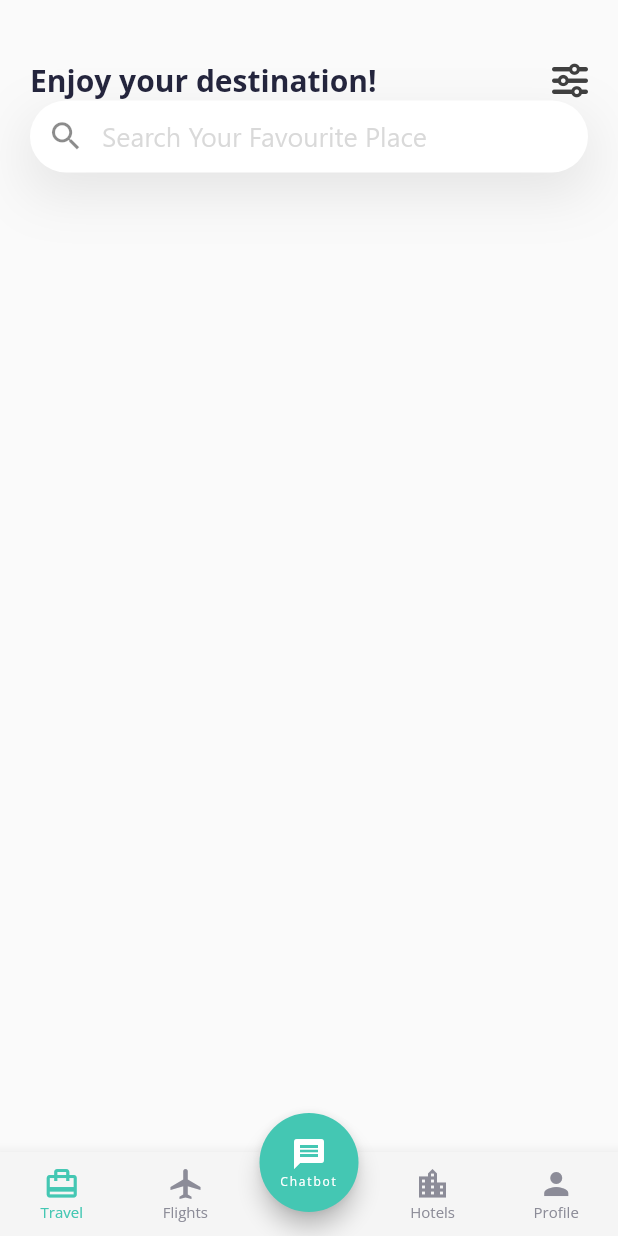
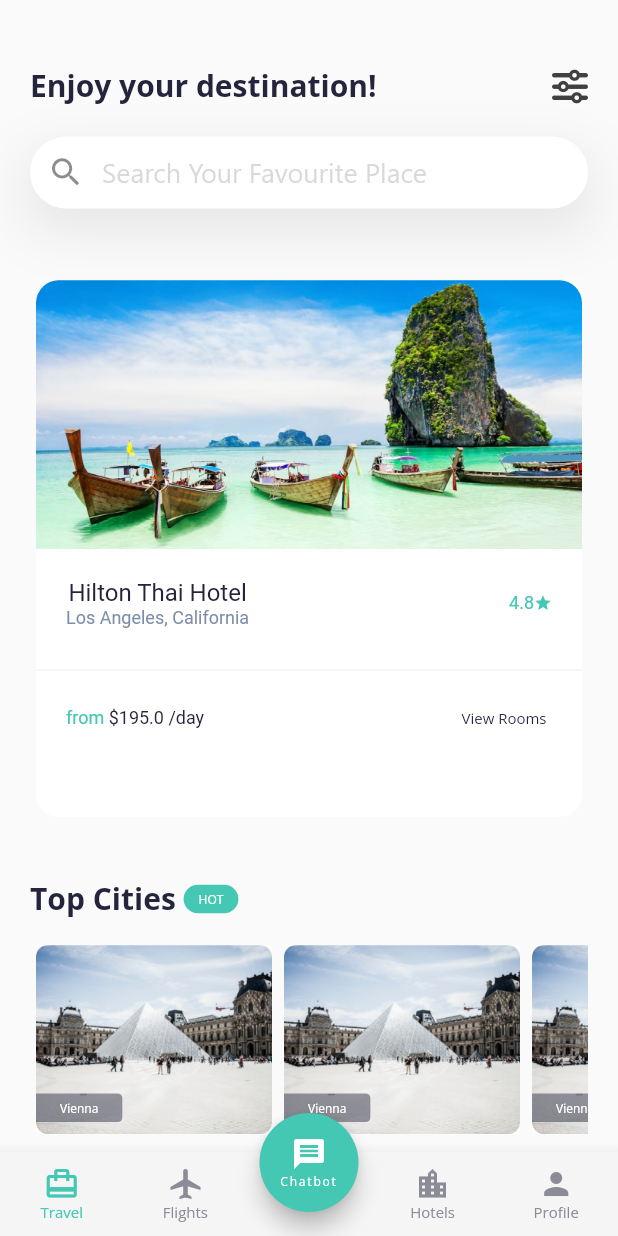
Before and after one commit to yazeedsn/travel_app_ui, a Flutter app: the screen it shows after launch, on a phone screen of 412 x 824 dp. Run offline on Flutter 3.47's test engine with Material 2 defaults, Android fonts, the phone set to English and light mode, and no system bars; our stand-ins replace font_awesome_flutter.

Commit message:
flight page added.

```diff
--- /dev/null
+++ b/lib/components/city_card.dart
@@ -0,0 +1,49 @@
+import 'package:flutter/material.dart';
+
+class CityCard extends StatelessWidget {
+  const CityCard({Key? key, required this.name}) : super(key: key);
+
+  final String name;
+
+  @override
+  Widget build(BuildContext context) {
+    return Card(
+      elevation: 0,
+      shape: RoundedRectangleBorder(borderRadius: BorderRadius.circular(3)),
+      child: Stack(
+        fit: StackFit.passthrough,
+        children: [
+          ClipRRect(
+            borderRadius: BorderRadius.circular(3),
+            clipBehavior: Clip.antiAlias,
+            child: FittedBox(
+              fit: BoxFit.cover,
+              child: Image.asset('assets/images/vinne.png'),
+            ),
+          ),
+          Align(
+            alignment: Alignment.bottomLeft,
+            child: Container(
+              margin: const EdgeInsets.only(bottom: 8),
+              padding: const EdgeInsets.symmetric(vertical: 4, horizontal: 16),
+              decoration: BoxDecoration(
+                color: const Color(0xFF24253D).withOpacity(0.46),
+                borderRadius: const BorderRadius.only(
+                    bottomRight: Radius.circular(3),
+                    topRight: Radius.circular(3)),
+              ),
+              child: Text(
+                name,
+                style: const TextStyle(
+                    color: Colors.white,
+                    fontSize: 8,
+                    fontFamily: 'OpenSans',
+                    fontWeight: FontWeight.w500),
+              ),
+            ),
+          )
+        ],
+      ),
+    );
+  }
+}
--- /dev/null
+++ b/lib/components/horizontal_list.dart
@@ -0,0 +1,37 @@
+import 'package:flutter/material.dart';
+import 'city_card.dart';
+
+class HorizontalList extends StatelessWidget {
+  const HorizontalList({Key? key, this.padding, required this.title, this.card})
+      : super(key: key);
+
+  final Widget title;
+  final Widget? card;
+  final EdgeInsetsGeometry? padding;
+
+  @override
+  Widget build(BuildContext context) {
+    return Padding(
+      padding: padding ?? EdgeInsets.zero,
+      child: Column(
+        crossAxisAlignment: CrossAxisAlignment.start,
+        mainAxisAlignment: MainAxisAlignment.spaceBetween,
+        children: [
+          Expanded(flex: 2, child: title),
+          Expanded(
+            flex: 5,
+            child: SizedBox(
+              height: 80,
+              child: ListView.builder(
+                itemCount: 4,
+                scrollDirection: Axis.horizontal,
+                itemBuilder: (context, index) =>
+                    card ?? const CityCard(name: 'Vienna'),
+              ),
+            ),
+          )
+        ],
+      ),
+    );
+  }
+}
--- /dev/null
+++ b/lib/components/hotel_card.dart
@@ -0,0 +1,107 @@
+import 'package:flutter/material.dart';
+import 'package:travel_app/consts.dart';
+
+class HotelCard extends StatelessWidget {
+  const HotelCard({
+    Key? key,
+    required this.name,
+    required this.location,
+    required this.dailyPrice,
+    required this.rating,
+  }) : super(key: key);
+
+  final String name;
+  final String location;
+  final double dailyPrice;
+  final double rating;
+
+  @override
+  Widget build(BuildContext context) {
+    return Card(
+      elevation: 0,
+      clipBehavior: Clip.antiAlias,
+      shape: RoundedRectangleBorder(borderRadius: BorderRadius.circular(15)),
+      child: Column(
+        crossAxisAlignment: CrossAxisAlignment.stretch,
+        children: [
+          Expanded(
+            flex: 1,
+            child: Image.asset(
+              'assets/images/welcome.png',
+              fit: BoxFit.cover,
+            ),
+          ),
+          Expanded(
+            flex: 1,
+            child: Column(
+              children: [
+                Padding(
+                  padding: const EdgeInsets.all(20),
+                  child: Row(
+                    mainAxisSize: MainAxisSize.max,
+                    mainAxisAlignment: MainAxisAlignment.spaceBetween,
+                    children: [
+                      Column(
+                        children: [
+                          Text(
+                            name,
+                            style: TextStyle(
+                              color: textColor,
+                              fontSize: 16,
+                              fontWeight: FontWeight.w500,
+                            ),
+                          ),
+                          Text(
+                            location,
+                            style: const TextStyle(
+                                color: Color(0xFF7E8EAA),
+                                fontSize: 12,
+                                fontWeight: FontWeight.normal),
+                          ),
+                        ],
+                      ),
+                      Row(
+                        children: [
+                          Text('$rating',
+                              style: TextStyle(
+                                  color: secondaryColor,
+                                  fontSize: 12,
+                                  fontWeight: FontWeight.normal)),
+                          Icon(Icons.star, color: secondaryColor, size: 12),
+                        ],
+                      )
+                    ],
+                  ),
+                ),
+                const Divider(thickness: 1, color: Color(0xFFF1F4F6)),
+                Padding(
+                  padding: const EdgeInsets.symmetric(horizontal: 20.0),
+                  child: Row(
+                    mainAxisSize: MainAxisSize.max,
+                    mainAxisAlignment: MainAxisAlignment.spaceBetween,
+                    children: [
+                      RichText(
+                        text: TextSpan(style: hotelCardSubTextStyle, children: [
+                          const TextSpan(text: "from "),
+                          TextSpan(
+                              text: "\$$dailyPrice /day",
+                              style: hotelCardSubTextStyle.copyWith(
+                                  color: textColor))
+                        ]),
+                      ),
+                      TextButton(
+                          onPressed: () {},
+                          child: const Text('View Rooms',
+                              style: TextStyle(
+                                  fontSize: 10, fontWeight: FontWeight.w500)))
+                    ],
+                  ),
+                )
+              ],
+            ),
+          ),
+        ],
+      ),
+    );
+  }
+}
--- /dev/null
+++ b/lib/components/top_bar.dart
@@ -0,0 +1,56 @@
+import 'package:flutter/material.dart';
+import 'package:font_awesome_flutter/font_awesome_flutter.dart';
+import 'dart:math' as math;
+import 'package:travel_app/consts.dart';
+
+class TopBar extends StatelessWidget {
+  const TopBar({Key? key, required this.title, this.searchText})
+      : super(key: key);
+
+  final String title;
+  final String? searchText;
+
+  @override
+  Widget build(BuildContext context) {
+    return Column(
+      mainAxisAlignment: MainAxisAlignment.center,
+      children: [
+        Row(
+          mainAxisSize: MainAxisSize.max,
+          mainAxisAlignment: MainAxisAlignment.spaceBetween,
+          children: [
+            Text(title, style: headerStyle),
+            Transform(
+                alignment: Alignment.center,
+                transform: Matrix4.rotationY(math.pi),
+                child: const Icon(
+                  FontAwesomeIcons.sliders,
+                  color: Color(0xFF404040),
+                )),
+          ],
+        ),
+        const SizedBox(height: 20),
+        Container(
+          decoration: BoxDecoration(boxShadow: [
+            BoxShadow(
+              offset: const Offset(0, 13),
+              color: Colors.black.withOpacity(0.09),
+              blurRadius: 31,
+            ),
+          ]),
+          child: TextField(
+            decoration: InputDecoration(
+                fillColor: Colors.white,
+                contentPadding: const EdgeInsets.symmetric(horizontal: 12),
+                prefixIcon: const Icon(Icons.search, size: 25),
+                border: OutlineInputBorder(
+                    borderSide: BorderSide.none,
+                    borderRadius: BorderRadius.circular(26)),
+                hintText: searchText,
+                hintStyle: searchBarHintTextStyle),
+          ),
+        ),
+      ],
+    );
+  }
+}
--- a/lib/consts.dart
+++ b/lib/consts.dart
@@ -54,3 +54,6 @@ TextStyle searchBarHintTextStyle = TextStyle(
   fontFamily: 'SegoeUI',
   fontWeight: FontWeight.normal,
 );
+
+TextStyle hotelCardSubTextStyle = TextStyle(
+    color: secondaryColor, fontSize: 12, fontWeight: FontWeight.normal);
--- a/lib/main.dart
+++ b/lib/main.dart
@@ -1,6 +1,5 @@
 import 'package:flutter/material.dart';
-import 'package:travel_app/consts.dart';
-import 'package:travel_app/screens/travel_screen.dart';
+import 'package:travel_app/screens/main_screen.dart';
 import 'package:travel_app/screens/welcome_screen.dart';
 import 'package:travel_app/screens/signin_screen.dart';
 import 'package:travel_app/screens/signup_screen.dart';
@@ -24,13 +23,13 @@ class MyApp extends StatelessWidget {
           inputDecorationTheme: inputDecorationTheme,
           textButtonTheme: textButtonThemeData,
           bottomNavigationBarTheme: bottomNavigationBarTheme),
-      initialRoute: '/signin/travel',
+      initialRoute: '/signin/main',
       routes: {
         '/': (context) => const WelcomeScreen(),
         '/signin': (context) => const SignInScreen(),
         '/signup': (context) => const SignUpScreen(),
         '/reset': (context) => const ResetPasswordScreen(),
-        '/signin/travel': (context) => const TravelScreen(),
+        '/signin/main': (context) => const MainScreen(),
       },
     );
   }
--- /dev/null
+++ b/lib/pages/flights_page.dart
@@ -0,0 +1,85 @@
+import 'package:flutter/material.dart';
+import 'package:travel_app/components/horizontal_list.dart';
+import 'package:travel_app/components/hotel_card.dart';
+import 'package:travel_app/components/top_bar.dart';
+import 'package:travel_app/consts.dart';
+
+class FlightsPage extends StatelessWidget {
+  const FlightsPage({Key? key}) : super(key: key);
+
+  @override
+  Widget build(BuildContext context) {
+    return Column(children: [
+      const Expanded(
+        flex: 2,
+        child: Padding(
+          padding: EdgeInsets.symmetric(horizontal: 20),
+          child: TopBar(
+            title: 'Flights',
+            searchText: 'Search Your Favourite Place',
+          ),
+        ),
+      ),
+      Expanded(
+        flex: 3,
+        child: HorizontalList(
+            padding: const EdgeInsets.only(left: 20, top: 16),
+            title: Text(
+              'Popular Destinations',
+              style: headerStyle,
+            )),
+      ),
+      Expanded(
+          flex: 3,
+          child: Padding(
+            padding: const EdgeInsets.only(left: 20, top: 16),
+            child: Column(
+              crossAxisAlignment: CrossAxisAlignment.start,
+              children: [
+                Expanded(
+                  flex: 1,
+                  child: Text(
+                    'Popular Destinations',
+                    style: headerStyle,
+                  ),
+                ),
+                Expanded(
+                  flex: 3,
+                  child: PageView(
+                    scrollDirection: Axis.horizontal,
+                    children: [
+                      Card(
+                        child: Row(
+                          children: [
+                            Padding(
+                              padding: const EdgeInsets.all(14.0),
+                              child: ClipRRect(
+                                borderRadius: BorderRadius.circular(5),
+                                clipBehavior: Clip.antiAlias,
+                                child: FittedBox(
+                                  fit: BoxFit.cover,
+                                  child: Image.asset('assets/images/vinne.png'),
+                                ),
+                              ),
+                            ),
+                          ],
+                        ),
+                      )
+                    ],
+                  ),
+                ),
+              ],
+            ),
+          )),
+      Expanded(
+        flex: 3,
+        child: HorizontalList(
+            padding: const EdgeInsets.only(left: 20, top: 16),
+            title: Text(
+              'Popular Offer',
+              style: headerStyle,
+            )),
+      )
+    ]);
+  }
+}
--- /dev/null
+++ b/lib/pages/travel_page.dart
@@ -0,0 +1,95 @@
+import 'package:flutter/material.dart';
+import 'package:travel_app/components/hotel_card.dart';
+import 'package:travel_app/components/horizontal_list.dart';
+import 'package:travel_app/components/top_bar.dart';
+import 'package:travel_app/consts.dart';
+
+class TravelPage extends StatelessWidget {
+  TravelPage({Key? key}) : super(key: key);
+
+  final hotels = [
+    {
+      'name': 'Hilton Thai Hotel',
+      'location': 'Los Angeles, California',
+      'rating': '4.8',
+      'price': '195'
+    },
+    {
+      'name': 'Hilton Thai Hotel',
+      'location': 'Los Angeles, California',
+      'rating': '4.8',
+      'price': '195'
+    },
+    {
+      'name': 'Hilton Thai Hotel',
+      'location': 'Los Angeles, California',
+      'rating': '4.8',
+      'price': '195'
+    }
+  ];
+
+  @override
+  Widget build(BuildContext context) {
+    return Padding(
+      padding: const EdgeInsets.symmetric(horizontal: 20.0),
+      child: Column(
+        mainAxisSize: MainAxisSize.max,
+        crossAxisAlignment: CrossAxisAlignment.stretch,
+        children: [
+          const Expanded(
+            flex: 10,
+            child: TopBar(
+              title: 'Enjoy your destination!',
+              searchText: 'Search Your Favourite Place',
+            ),
+          ),
+          Expanded(
+            flex: 20,
+            child: PageView.builder(
+                itemCount: hotels.length,
+                scrollDirection: Axis.horizontal,
+                itemBuilder: (context, index) {
+                  return HotelCard(
+                      name: hotels[index]['name'] ?? '',
+                      location: hotels[index]['location'] ?? '',
+                      dailyPrice: double.parse(hotels[index]['price'] ?? '0'),
+                      rating: double.parse(hotels[index]['rating'] ?? '0'));
+                }),
+          ),
+          Expanded(
+            flex: 12,
+            child: Padding(
+              padding: const EdgeInsets.only(bottom: 8, top: 24),
+              child: HorizontalList(
+                title: Row(
+                  children: [
+                    Text(
+                      'Top Cities ',
+                      textAlign: TextAlign.left,
+                      style: headerStyle,
+                    ),
+                    Container(
+                      padding: const EdgeInsets.symmetric(
+                          horizontal: 10, vertical: 4),
+                      decoration: BoxDecoration(
+                          color: secondaryColor,
+                          borderRadius: BorderRadius.circular(10)),
+                      child: const Text(
+                        'HOT',
+                        style: TextStyle(
+                            color: Colors.white,
+                            fontSize: 8,
+                            fontFamily: 'OpenSans',
+                            fontWeight: FontWeight.w500),
+                      ),
+                    )
+                  ],
+                ),
+              ),
+            ),
+          )
+        ],
+      ),
+    );
+  }
+}
--- /dev/null
+++ b/lib/screens/main_screen.dart
@@ -0,0 +1,74 @@
+import 'package:flutter/material.dart';
+import 'package:travel_app/consts.dart';
+import 'package:travel_app/pages/flights_page.dart';
+import 'package:travel_app/pages/travel_page.dart';
+import 'package:travel_app/components/city_card.dart';
+
+class MainScreen extends StatefulWidget {
+  const MainScreen({Key? key}) : super(key: key);
+
+  @override
+  State<MainScreen> createState() => _MainScreenState();
+}
+
+class _MainScreenState extends State<MainScreen> {
+  int _pageIndex = 0;
+  final pages = <Widget>[TravelPage(), const FlightsPage()];
+
+  @override
+  Widget build(BuildContext context) {
+    return Scaffold(
+      floatingActionButton: Container(
+        width: 80,
+        height: 80,
+        padding: const EdgeInsets.only(top: 14.0),
+        child: FloatingActionButton(
+          backgroundColor: secondaryColor,
+          onPressed: () {},
+          child: Column(
+            mainAxisAlignment: MainAxisAlignment.center,
+            crossAxisAlignment: CrossAxisAlignment.center,
+            children: [
+              const Icon(Icons.message),
+              Text(
+                'Chatbot',
+                style: iconTextStyle.copyWith(fontSize: 8),
+                textAlign: TextAlign.center,
+              )
+            ],
+          ),
+        ),
+      ),
+      floatingActionButtonLocation: FloatingActionButtonLocation.centerDocked,
+      bottomNavigationBar: BottomNavigationBar(
+        currentIndex: _pageIndex,
+        onTap: (index) => setState(() {
+          _pageIndex = index;
+        }),
+        items: [
+          const BottomNavigationBarItem(
+            icon: Icon(Icons.card_travel),
+            label: 'Travel',
+          ),
+          const BottomNavigationBarItem(
+            icon: Icon(Icons.airplanemode_active),
+            label: 'Flights',
+          ),
+          BottomNavigationBarItem(
+            icon: Container(),
+            label: '',
+          ),
+          const BottomNavigationBarItem(
+            icon: Icon(Icons.location_city),
+            label: 'Hotels',
+          ),
+          const BottomNavigationBarItem(
+            icon: Icon(Icons.person),
+            label: 'Profile',
+          ),
+        ],
+      ),
+      body: SafeArea(child: pages[_pageIndex]),
+    );
+  }
+}
--- a/lib/screens/travel_screen.dart
+++ /dev/null
@@ -1,105 +0,0 @@
-import 'package:flutter/material.dart';
-import 'package:font_awesome_flutter/font_awesome_flutter.dart';
-import 'dart:math' as math;
-import 'package:travel_app/consts.dart';
-
-class TravelScreen extends StatelessWidget {
-  const TravelScreen({Key? key}) : super(key: key);
-
-  @override
-  Widget build(BuildContext context) {
-    return Scaffold(
-      floatingActionButton: Container(
-        width: 80,
-        height: 80,
-        padding: const EdgeInsets.only(top: 14.0),
-        child: FloatingActionButton(
-          backgroundColor: secondaryColor,
-          onPressed: () {},
-          child: Column(
-            mainAxisAlignment: MainAxisAlignment.center,
-            crossAxisAlignment: CrossAxisAlignment.center,
-            children: [
-              const Icon(Icons.message),
-              Text(
-                'Chatbot',
-                style: iconTextStyle.copyWith(fontSize: 8),
-                textAlign: TextAlign.center,
-              )
-            ],
-          ),
-        ),
-      ),
-      floatingActionButtonLocation: FloatingActionButtonLocation.centerDocked,
-      bottomNavigationBar: BottomNavigationBar(
-        items: [
-          const BottomNavigationBarItem(
-            icon: Icon(Icons.card_travel),
-            label: 'Travel',
-          ),
-          const BottomNavigationBarItem(
-            icon: Icon(Icons.airplanemode_active),
-            label: 'Flights',
-          ),
-          BottomNavigationBarItem(
-            icon: Container(),
-            label: '',
-          ),
-          const BottomNavigationBarItem(
-            icon: Icon(Icons.location_city),
-            label: 'Hotels',
-          ),
-          const BottomNavigationBarItem(
-            icon: Icon(Icons.person),
-            label: 'Profile',
-          ),
-        ],
-      ),
-      body: SafeArea(
-        child: Padding(
-          padding: const EdgeInsets.symmetric(horizontal: 20.0, vertical: 40),
-          child: Column(
-            children: [
-              Row(
-                mainAxisSize: MainAxisSize.max,
-                mainAxisAlignment: MainAxisAlignment.spaceBetween,
-                children: [
-                  Text('Enjoy your destination!', style: headerStyle),
-                  Transform(
-                      alignment: Alignment.center,
-                      transform: Matrix4.rotationY(math.pi),
-                      child: const Icon(
-                        FontAwesomeIcons.sliders,
-                        color: Color(0xFF404040),
-                      )),
-                ],
-              ),
-              Container(
-                decoration: BoxDecoration(boxShadow: [
-                  BoxShadow(
-                    offset: const Offset(0, 13),
-                    color: Colors.black.withOpacity(0.09),
-                    blurRadius: 31,
-                  ),
-                ]),
-                child: TextField(
-                  decoration: InputDecoration(
-                      fillColor: Colors.white,
-                      contentPadding:
-                          const EdgeInsets.symmetric(horizontal: 12),
-                      prefixIcon: const Icon(Icons.search, size: 25),
-                      border: OutlineInputBorder(
-                          borderSide: BorderSide.none,
-                          borderRadius: BorderRadius.circular(26)),
-                      hintText: 'Search Your Favourite Place',
-                      hintStyle: searchBarHintTextStyle),
-                ),
-              ),
-              const Card(),
-            ],
-          ),
-        ),
-      ),
-    );
-  }
-}
```
Also changed, not shown: assets/images/hotel.png (added), assets/images/vienna.png (added), assets/images/vinne.png (added).
